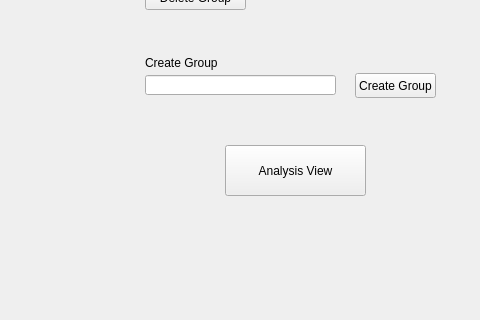
phelpsmi/MicrobialCommunityVisualation, file code/FaceView/gui-scripts/thumbnailview.ui: the form before one commit; both pictures show x 475 to 955 and y 251 to 571 of the 955 by 654 pixel window.
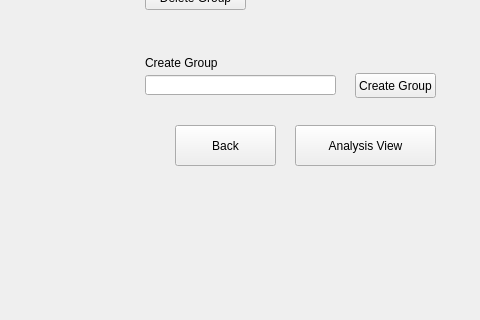
The form after the commit.

Commit message: Added the ability to go back to the previous window

The edit to the form file:
```diff
--- a/code/FaceView/gui-scripts/thumbnailview.ui
+++ b/code/FaceView/gui-scripts/thumbnailview.ui
@@ -175,10 +175,10 @@
    <widget class="QPushButton" name="Analyze">
     <property name="geometry">
      <rect>
-      <x>700</x>
-      <y>360</y>
+      <x>770</x>
+      <y>340</y>
       <width>141</width>
-      <height>51</height>
+      <height>41</height>
      </rect>
     </property>
     <property name="cursor">
@@ -191,6 +191,25 @@
      <bool>false</bool>
     </property>
    </widget>
+   <widget class="QPushButton" name="Back">
+    <property name="geometry">
+     <rect>
+      <x>650</x>
+      <y>340</y>
+      <width>101</width>
+      <height>41</height>
+     </rect>
+    </property>
+    <property name="cursor">
+     <cursorShape>ArrowCursor</cursorShape>
+    </property>
+    <property name="text">
+     <string>Back</string>
+    </property>
+    <property name="checkable">
+     <bool>false</bool>
+    </property>
+   </widget>
   </widget>
   <widget class="QMenuBar" name="menuBar">
    <property name="geometry">
```
The commit also changes 4 other files.
